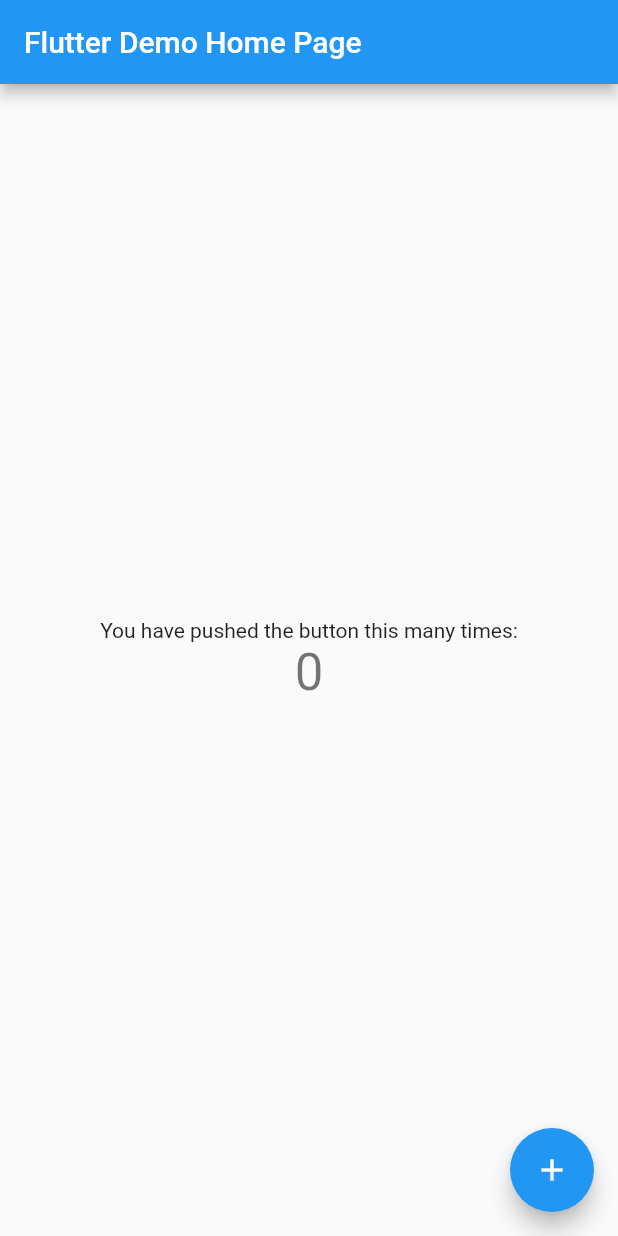
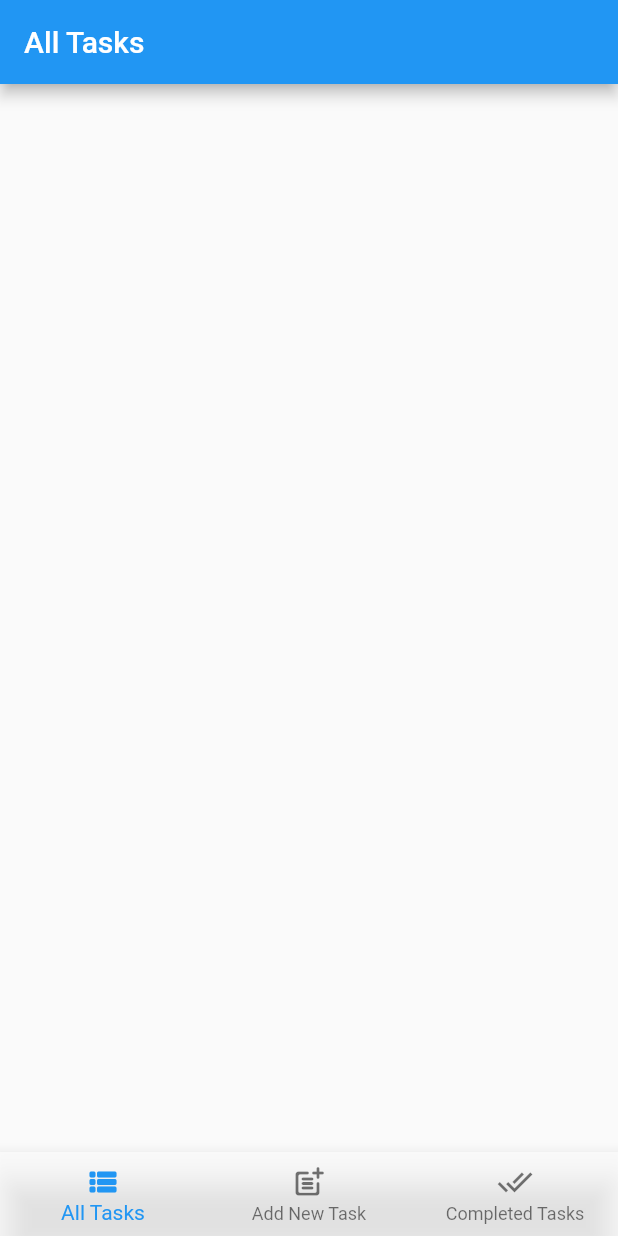
Before and after one commit to Narek6556/todo-app, a Flutter app: the screen it shows after launch, on a phone screen of 412 x 824 dp. Run offline on Flutter 3.47's test engine with Material 2 defaults, Android fonts, the phone set to English and light mode, and no system bars; our stand-ins replace get.

Commit message:
added core features: basic navigation, ToDo task crud - ready for the optimization

```diff
--- /dev/null
+++ b/lib/controller/bottom-navigation.controller.dart
@@ -0,0 +1,32 @@
+import 'package:get/get.dart';
+import 'package:todo/screens/completed-tasks.screen.dart';
+
+import '../screens/add-task.screen.dart';
+import '../screens/tasks.screen.dart';
+
+class BottomNavigationController extends GetxController {
+  static BottomNavigationController get to => Get.find();
+
+  var currentIndex = 0.obs;
+
+  // final pages = <String>['/tasks', '/add-new-task', '/completed'];
+  final screens = [
+    TasksScreen(),
+    AddNewTask(),
+    CompletedTasksScreen(),
+  ];
+
+  void changeScreen(int index) {
+    currentIndex.value = index;
+  }
+
+  // Route? onGenerateRoute(RouteSettings settings) {
+  //   switch (settings.name) {
+  //     case '/tasks':
+  //       return GetPageRoute(settings: settings, page: () => TasksScreen());
+  //     case '/add-new-task':
+  //       return GetPageRoute(settings: settings, page: () => AddNewTask());
+  //   }
+  //   return null;
+  // }
+}
--- /dev/null
+++ b/lib/controller/tasks.controller.dart
@@ -0,0 +1,80 @@
+import 'package:flutter/cupertino.dart';
+import 'package:get/get.dart';
+import 'package:uuid/uuid.dart';
+
+import '../model/task.model.dart';
+
+class TasksController extends GetxController {
+  static TasksController get to => Get.find();
+
+  List<Task> allTasks = <Task>[].obs;
+  List<Task> completedTasks = <Task>[].obs;
+  TextEditingController title = TextEditingController();
+  TextEditingController description = TextEditingController();
+
+  String? editableTaskID;
+
+  void createNewTask() {
+    final uuid = Uuid();
+
+    Task newTask = Task(
+      id: uuid.v1(),
+      title: title.text,
+      description: description.text,
+      isCompleted: false,
+    );
+    allTasks.add(newTask);
+    title.clear();
+    description.clear();
+  }
+
+  void markAsCompleted(int index) {
+    Task editedTask = Task(
+      id: allTasks[index].id,
+      title: allTasks[index].title,
+      description: allTasks[index].description,
+      isCompleted: !allTasks[index].isCompleted,
+    );
+    allTasks.removeAt(index);
+    if (editedTask.isCompleted) {
+      allTasks.add(editedTask);
+      completedTasks.add(editedTask);
+    } else {
+      allTasks.insert(0, editedTask);
+      completedTasks.removeWhere((element) => element.id == editedTask.id);
+    }
+  }
+
+  void removeTask(String id) {
+    allTasks.removeWhere((element) => element.id == id);
+    completedTasks.removeWhere((element) => element.id == id);
+  }
+
+  void setEditableTask(String id) {
+    editableTaskID = id;
+    Task task = allTasks.singleWhere((element) => element.id == id);
+    title.text = task.title;
+    description.text = task.description;
+  }
+
+  void cancelEditing() {
+    title.text = '';
+    description.text = '';
+    Get.back();
+  }
+
+  void updateTask() {
+    if (editableTaskID != null) {
+      int index =
+          allTasks.indexWhere((element) => element.id == editableTaskID);
+      Task task = allTasks[index];
+      task.title = title.text;
+      task.description = description.text;
+      allTasks.removeAt(index);
+      allTasks.insert(index, task);
+      title.text = '';
+      description.text = '';
+      Get.back();
+    }
+  }
+}
--- a/lib/main.dart
+++ b/lib/main.dart
@@ -1,4 +1,6 @@
 import 'package:flutter/material.dart';
+import 'package:get/get.dart';
+import 'package:todo/screens/navigation.screen.dart';
 
 void main() {
   runApp(const MyApp());
@@ -9,59 +11,13 @@ class MyApp extends StatelessWidget {
 
   @override
   Widget build(BuildContext context) {
-    return MaterialApp(
+    return GetMaterialApp(
       title: 'To Do App',
+      debugShowCheckedModeBanner: false,
       theme: ThemeData(
         primarySwatch: Colors.blue,
       ),
-      home: const MyHomePage(title: 'Flutter Demo Home Page'),
+      home: NavigationScreen(),
     );
   }
 }
-
-class MyHomePage extends StatefulWidget {
-  const MyHomePage({super.key, required this.title});
-
-  final String title;
-
-  @override
-  State<MyHomePage> createState() => _MyHomePageState();
-}
-
-class _MyHomePageState extends State<MyHomePage> {
-  int _counter = 0;
-
-  void _incrementCounter() {
-    setState(() {
-      _counter++;
-    });
-  }
-
-  @override
-  Widget build(BuildContext context) {
-    return Scaffold(
-      appBar: AppBar(
-        title: Text(widget.title),
-      ),
-      body: Center(
-        child: Column(
-          mainAxisAlignment: MainAxisAlignment.center,
-          children: <Widget>[
-            const Text(
-              'You have pushed the button this many times:',
-            ),
-            Text(
-              '$_counter',
-              style: Theme.of(context).textTheme.headlineMedium,
-            ),
-          ],
-        ),
-      ),
-      floatingActionButton: FloatingActionButton(
-        onPressed: _incrementCounter,
-        tooltip: 'Increment',
-        child: const Icon(Icons.add),
-      ), // This trailing comma makes auto-formatting nicer for build methods.
-    );
-  }
-}
--- /dev/null
+++ b/lib/model/task.model.dart
@@ -0,0 +1,12 @@
+class Task {
+  String id;
+  String title;
+  String description;
+  bool isCompleted;
+  Task({
+    required this.id,
+    required this.title,
+    required this.description,
+    required this.isCompleted,
+  });
+}
--- /dev/null
+++ b/lib/screens/navigation.screen.dart
@@ -0,0 +1,46 @@
+import 'package:flutter/material.dart';
+import 'package:get/get.dart';
+import 'package:todo/controller/bottom-navigation.controller.dart';
+
+class NavigationScreen extends GetView<BottomNavigationController> {
+  NavigationScreen({Key? key}) : super(key: key);
+
+  @override
+  BottomNavigationController controller = Get.put(BottomNavigationController());
+
+  @override
+  Widget build(BuildContext context) {
+    return Scaffold(
+        body: Obx(
+          () => IndexedStack(
+            index: controller.currentIndex.value,
+            children: controller.screens,
+          ),
+        ),
+        bottomNavigationBar: Obx(
+          () => BottomNavigationBar(
+            backgroundColor: Colors.white60,
+            unselectedItemColor: Colors.black54,
+            selectedItemColor: Colors.blue,
+            onTap: (index) {
+              controller.changeScreen(index);
+            },
+            currentIndex: controller.currentIndex.value,
+            items: const <BottomNavigationBarItem>[
+              BottomNavigationBarItem(
+                icon: Icon(Icons.view_list_rounded),
+                label: 'All Tasks',
+              ),
+              BottomNavigationBarItem(
+                icon: Icon(Icons.post_add_rounded),
+                label: 'Add New Task',
+              ),
+              BottomNavigationBarItem(
+                icon: Icon(Icons.done_all),
+                label: 'Completed Tasks',
+              ),
+            ],
+          ),
+        ));
+  }
+}
--- /dev/null
+++ b/lib/screens/tasks.screen.dart
@@ -0,0 +1,88 @@
+import 'package:flutter/material.dart';
+import 'package:get/get.dart';
+import 'package:todo/controller/tasks.controller.dart';
+import 'package:todo/widgets/edit-task.dialog.dart';
+
+import '../model/task.model.dart';
+
+class TasksScreen extends GetView<TasksController> {
+  TasksScreen({Key? key}) : super(key: key);
+
+  @override
+  TasksController controller = Get.put(TasksController());
+
+  GestureDetector _listItem(item, controller, index) {
+    return GestureDetector(
+      onTap: () {
+        controller.setEditableTask(item.id);
+        Get.defaultDialog(
+          title: 'Edit Task ${item.title}',
+          content: EditTaskDialog(),
+        );
+      },
+      child: ListTile(
+        title: Text(
+          item.title,
+          style: const TextStyle(
+            color: Colors.blueAccent,
+            fontWeight: FontWeight.w500,
+          ),
+        ),
+        subtitle: Text(
+          item.description,
+          overflow: TextOverflow.ellipsis,
+          softWrap: true,
+          maxLines: 1,
+        ),
+        trailing: IconButton(
+          onPressed: () => controller.markAsCompleted(index),
+          icon: item.isCompleted
+              ? const Icon(
+                  Icons.check_box,
+                  color: Colors.blueAccent,
+                )
+              : const Icon(Icons.check_box_outline_blank),
+        ),
+      ),
+    );
+  }
+
+  @override
+  Widget build(BuildContext context) {
+    return Obx(
+      () => Scaffold(
+        appBar: AppBar(
+          title: const Text('All Tasks'),
+        ),
+        body: Container(
+          padding: const EdgeInsets.symmetric(vertical: 12, horizontal: 24),
+          child: ListView.builder(
+            itemCount: controller.allTasks.length,
+            itemBuilder: (context, index) {
+              Task item = controller.allTasks[index];
+              return item.isCompleted
+                  ? Dismissible(
+                      onDismissed: (direction) {
+                        controller.removeTask(item.id);
+                      },
+                      background: Container(
+                        decoration: BoxDecoration(
+                          borderRadius: BorderRadius.circular(14),
+                          color: Colors.red,
+                        ),
+                        child: const Icon(
+                          Icons.delete_forever,
+                          color: Colors.white,
+                        ),
+                      ),
+                      key: UniqueKey(),
+                      child: _listItem(item, controller, index),
+                    )
+                  : _listItem(item, controller, index);
+            },
+          ),
+        ),
+      ),
+    );
+  }
+}
--- a/pubspec.yaml
+++ b/pubspec.yaml
@@ -14,6 +14,8 @@ dependencies:
 
 
   cupertino_icons: ^1.0.2
+  get: ^4.6.5
+  uuid: ^3.0.7
 
 dev_dependencies:
   flutter_test:
```
Also changed, not shown: lib/screens/add-task.screen.dart (added, +80 -0 lines), lib/screens/completed-tasks.screen.dart (added, +50 -0 lines), lib/widgets/edit-task.dialog.dart (added, +63 -0 lines), pubspec.lock, 137 other files.
